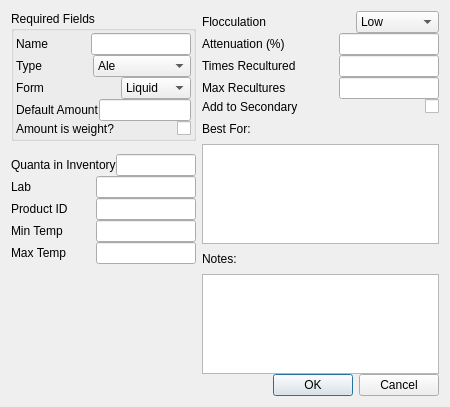
This is ui/yeastEditor.ui in Brewtarget/brewtarget as Qt 5 draws it before an edit. The edited form follows.
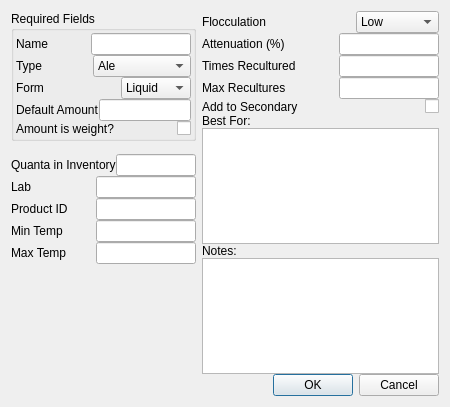
This is the edited form. Custom widgets are drawn as their Qt base class.

Commit message:
Improve fermentable, hop and yeast editor layout
There are several fields in these editors that do not grow when the window
is resized larger or are not big enough to fit content. Increase the max
size of these fields so that they can accommodate the content.

Diff of the .ui file:
```diff
--- a/ui/yeastEditor.ui
+++ b/ui/yeastEditor.ui
@@ -668,7 +668,7 @@
          <property name="maximumSize">
           <size>
            <width>1000</width>
-           <height>100</height>
+           <height>1000</height>
           </size>
          </property>
         </widget>
@@ -691,7 +691,7 @@
          <property name="maximumSize">
           <size>
            <width>1000</width>
-           <height>100</height>
+           <height>1000</height>
           </size>
          </property>
         </widget>
```
The commit also changes 2 other files.
